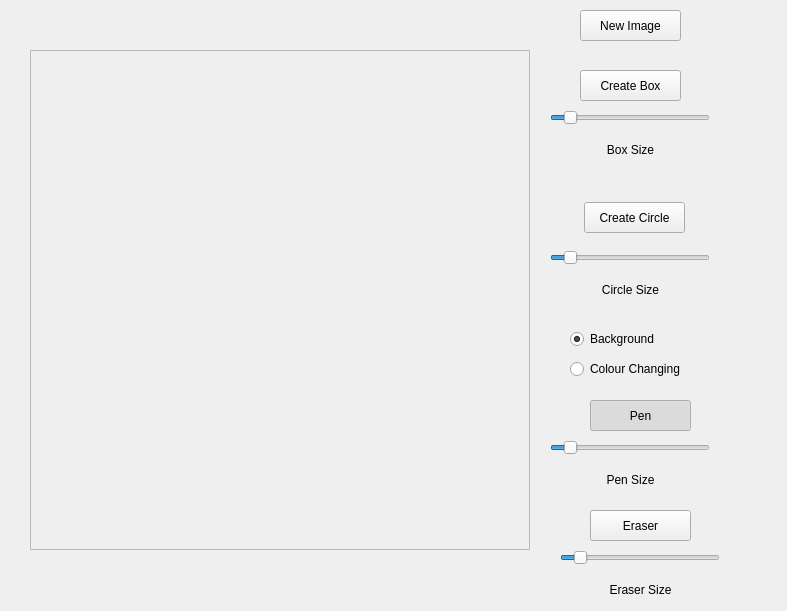
Before: the Qt Designer form PiDMX/ui/createSpriteWindow.ui in 68Duck/PiDMX, drawn with Qt 5.
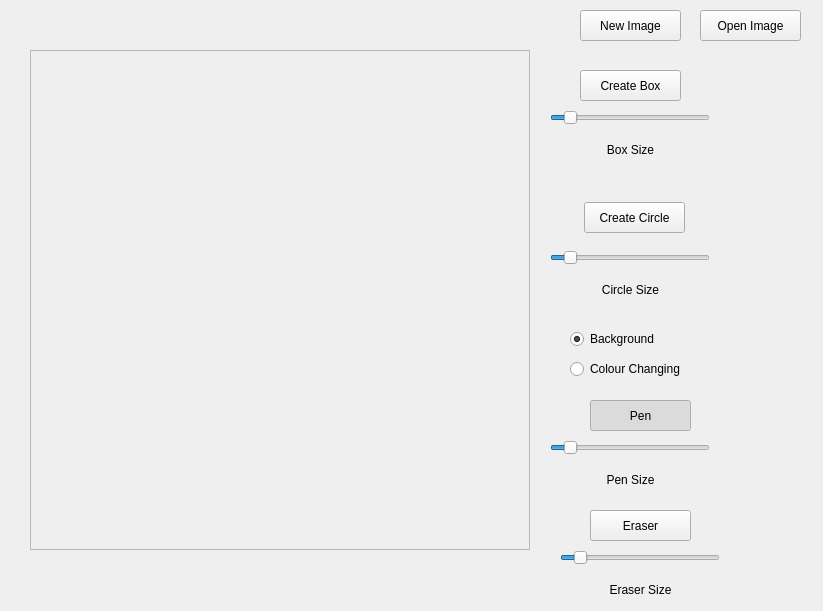
After: the same form once the commit is applied.

Commit message: Added ability to import images when creating lights and other fixes.

The edit to the form file:
```diff
--- a/PiDMX/ui/createSpriteWindow.ui
+++ b/PiDMX/ui/createSpriteWindow.ui
@@ -6,7 +6,7 @@
    <rect>
     <x>0</x>
     <y>0</y>
-    <width>787</width>
+    <width>823</width>
     <height>611</height>
    </rect>
   </property>
@@ -281,6 +281,19 @@
     <enum>Qt::Horizontal</enum>
    </property>
   </widget>
+  <widget class="QPushButton" name="openImageButton">
+   <property name="geometry">
+    <rect>
+     <x>700</x>
+     <y>10</y>
+     <width>101</width>
+     <height>31</height>
+    </rect>
+   </property>
+   <property name="text">
+    <string>Open Image</string>
+   </property>
+  </widget>
  </widget>
  <resources/>
  <connections/>
```
The commit also changes 4 other files.
